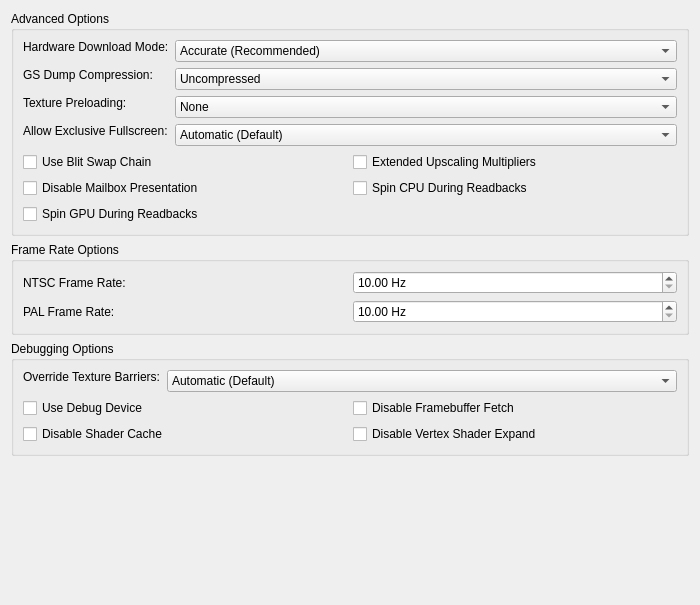
Qt form pcsx2-qt/Settings/GraphicsAdvancedSettingsTab.ui (PCSX2/pcsx2) before a commit.
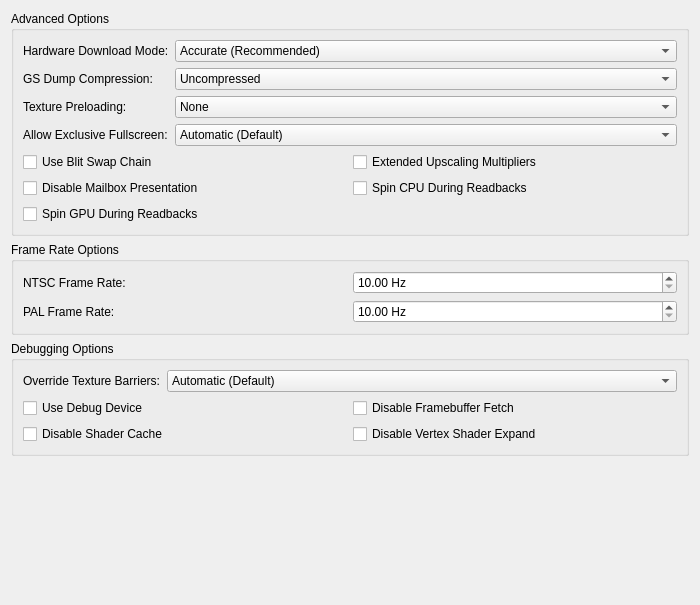
The same form after that commit.

Commit message: Qt: Fix various settings window layout issues

```diff
--- a/pcsx2-qt/Settings/GraphicsAdvancedSettingsTab.ui
+++ b/pcsx2-qt/Settings/GraphicsAdvancedSettingsTab.ui
@@ -28,12 +28,6 @@
      <layout class="QFormLayout" name="advancedOptionsFormLayout">
       <item row="0" column="0">
        <widget class="QLabel" name="hwDownloadModeLabel">
-        <property name="sizePolicy">
-         <sizepolicy hsizetype="Preferred" vsizetype="Fixed">
-          <horstretch>0</horstretch>
-          <verstretch>0</verstretch>
-         </sizepolicy>
-        </property>
         <property name="text">
          <string>Hardware Download Mode:</string>
         </property>
@@ -65,12 +59,6 @@
       </item>
       <item row="1" column="0">
        <widget class="QLabel" name="gsDumpCompressionLabel">
-        <property name="sizePolicy">
-         <sizepolicy hsizetype="Preferred" vsizetype="Fixed">
-          <horstretch>0</horstretch>
-          <verstretch>0</verstretch>
-         </sizepolicy>
-        </property>
         <property name="text">
          <string>GS Dump Compression:</string>
         </property>
@@ -136,12 +124,6 @@
       </item>
       <item row="6" column="0">
        <widget class="QLabel" name="exclussiveFSLabel">
-        <property name="sizePolicy">
-         <sizepolicy hsizetype="Preferred" vsizetype="Fixed">
-          <horstretch>0</horstretch>
-          <verstretch>0</verstretch>
-         </sizepolicy>
-        </property>
         <property name="text">
          <string>Allow Exclusive Fullscreen:</string>
         </property>
@@ -187,12 +169,6 @@
       </item>
       <item row="5" column="0">
        <widget class="QLabel" name="label">
-        <property name="sizePolicy">
-         <sizepolicy hsizetype="Preferred" vsizetype="Fixed">
-          <horstretch>0</horstretch>
-          <verstretch>0</verstretch>
-         </sizepolicy>
-        </property>
         <property name="text">
          <string>Texture Preloading:</string>
         </property>
@@ -270,12 +246,6 @@
      <layout class="QFormLayout" name="debuggingOptionsFormLayout">
       <item row="0" column="0">
        <widget class="QLabel" name="barriersLabel">
-        <property name="sizePolicy">
-         <sizepolicy hsizetype="Preferred" vsizetype="Fixed">
-          <horstretch>0</horstretch>
-          <verstretch>0</verstretch>
-         </sizepolicy>
-        </property>
         <property name="text">
          <string>Override Texture Barriers:</string>
         </property>
@@ -343,7 +313,7 @@
      <property name="sizeHint" stdset="0">
       <size>
        <width>20</width>
-       <height>40</height>
+       <height>0</height>
       </size>
      </property>
     </spacer>
```
The commit also changes 31 other files.
